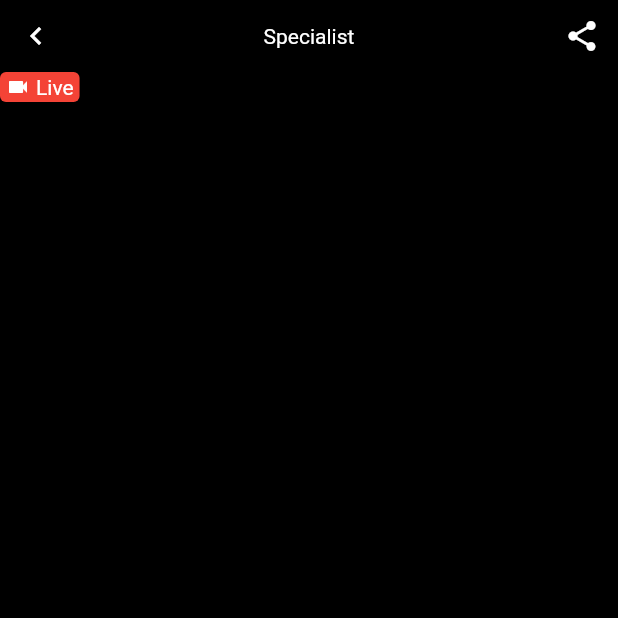
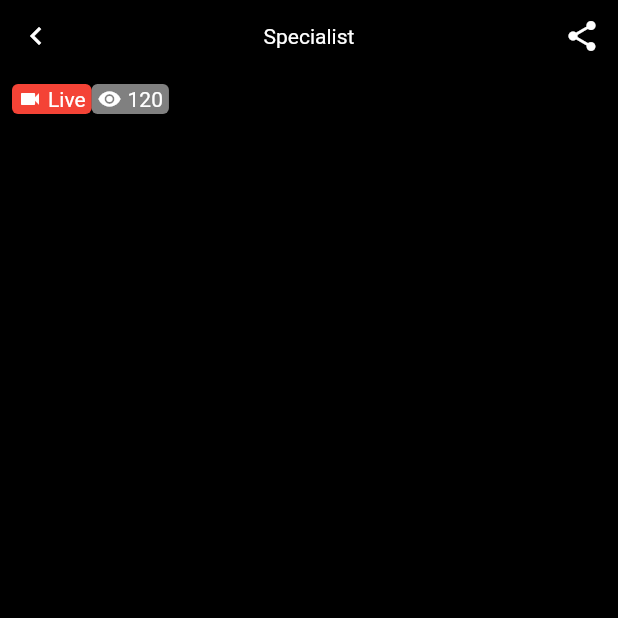
Before and after one commit to JAICHANGPARK/flutter_notebook_19th_story, a Flutter app: the LiveShowView screen opened directly, on a phone screen of 412 x 824 dp, the top half of it. Run offline on Flutter 3.47's test engine with Material 2 defaults, Android fonts, the phone set to English and light mode, and no system bars; our stand-ins replace cached_network_image, flutter_riverpod, freezed_annotation, smooth_page_indicator; network calls fail.

Commit message:
Update live_show_view.dart

```diff
--- a/lib/ep1105_fitness_workout_app/src/ui/live_show_view.dart
+++ b/lib/ep1105_fitness_workout_app/src/ui/live_show_view.dart
@@ -47,7 +47,9 @@ class _LiveShowViewState extends State<LiveShowView> {
                         )
                       ],
                     ),
-                    Row(
+                    Padding(
+                      padding: const EdgeInsets.all(8.0),
+                      child: Row(
                         children: [
                           Container(
                             decoration: BoxDecoration(
@@ -69,8 +71,30 @@ class _LiveShowViewState extends State<LiveShowView> {
                                 )
                               ],
                             ),
+                          ),
+                          Container(
+                            decoration: BoxDecoration(
+                              color: Colors.white.withOpacity(0.5),
+                              borderRadius: BorderRadius.circular(4),
+                            ),
+                            padding: EdgeInsets.symmetric(horizontal: 4, vertical: 2),
+                            child: Row(
+                              children: const [
+                                Icon(Icons.visibility, color: Colors.white, size: 16),
+                                SizedBox(
+                                  width: 4,
+                                ),
+                                Text(
+                                  "120",
+                                  style: TextStyle(
+                                    color: Colors.white,
+                                  ),
                                 )
                               ],
+                            ),
+                          )
+                        ],
+                      ),
                     )
                   ],
                 )),
```
Lines whose indentation alone changed are shown as unchanged.
